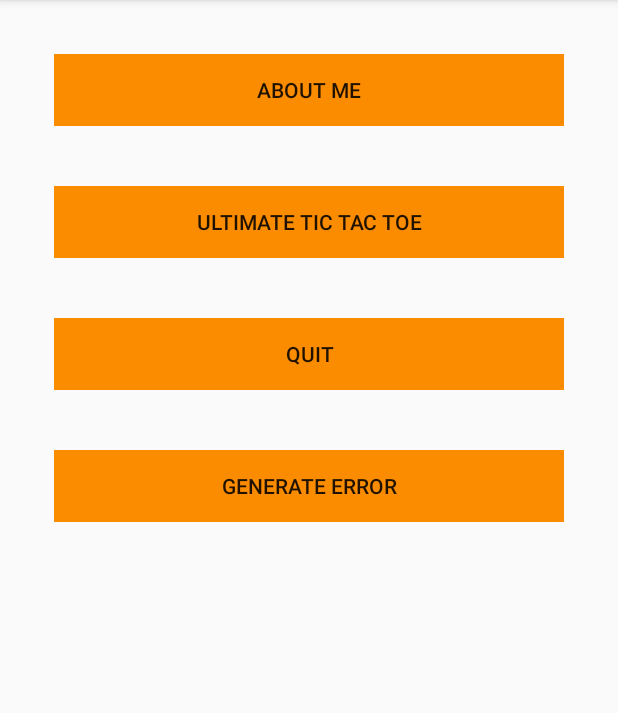
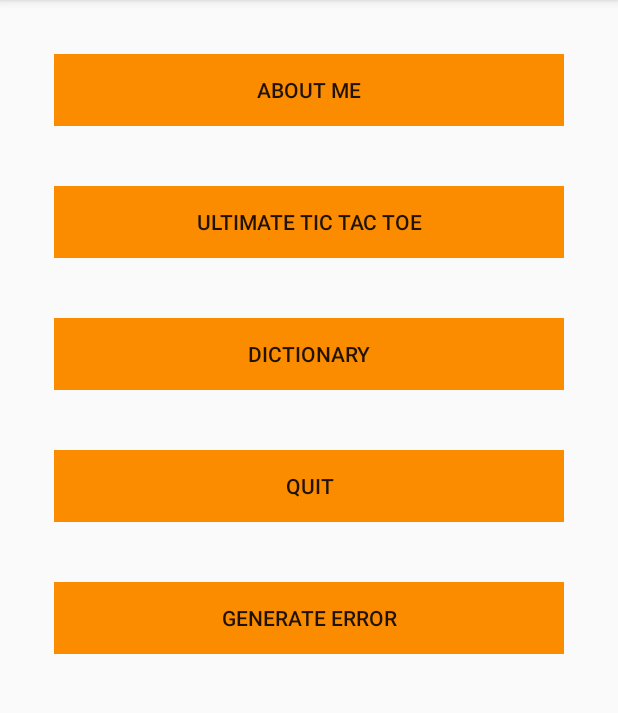
Before and after one commit to shlok-official/burpee_challenge_apk, an Android app: the screen it shows after launch (FirstActivity), on a phone screen of 412 x 824 dp, the part 84-797 px from its top. Run offline under Robolectric (Android 15) with nearby library versions, the phone set to English and light mode, and no system bars.

Commit message:
no message

```diff
--- a/ShlokDixit/app/src/main/res/layout/layout_first.xml
+++ b/ShlokDixit/app/src/main/res/layout/layout_first.xml
@@ -35,10 +35,22 @@
         />
 
     <Button
+        android:id="@+id/Dictionary"
+        android:layout_width="match_parent"
+        android:layout_height="wrap_content"
+        android:layout_below="@+id/UTTT"
+        android:onClick="Dictionary"
+        android:text="Dictionary"
+        style="?android:attr/borderlessButtonStyle"
+        android:background="#fb8c00"
+        android:layout_margin="20sp"
+        />
+
+    <Button
         android:id="@+id/exit_button"
         android:layout_width="match_parent"
         android:layout_height="wrap_content"
-        android:layout_below="@+id/UTTT"
+        android:layout_below="@+id/Dictionary"
         android:onClick="exit"
         android:text="QUIT"
         style="?android:attr/borderlessButtonStyle"
```
